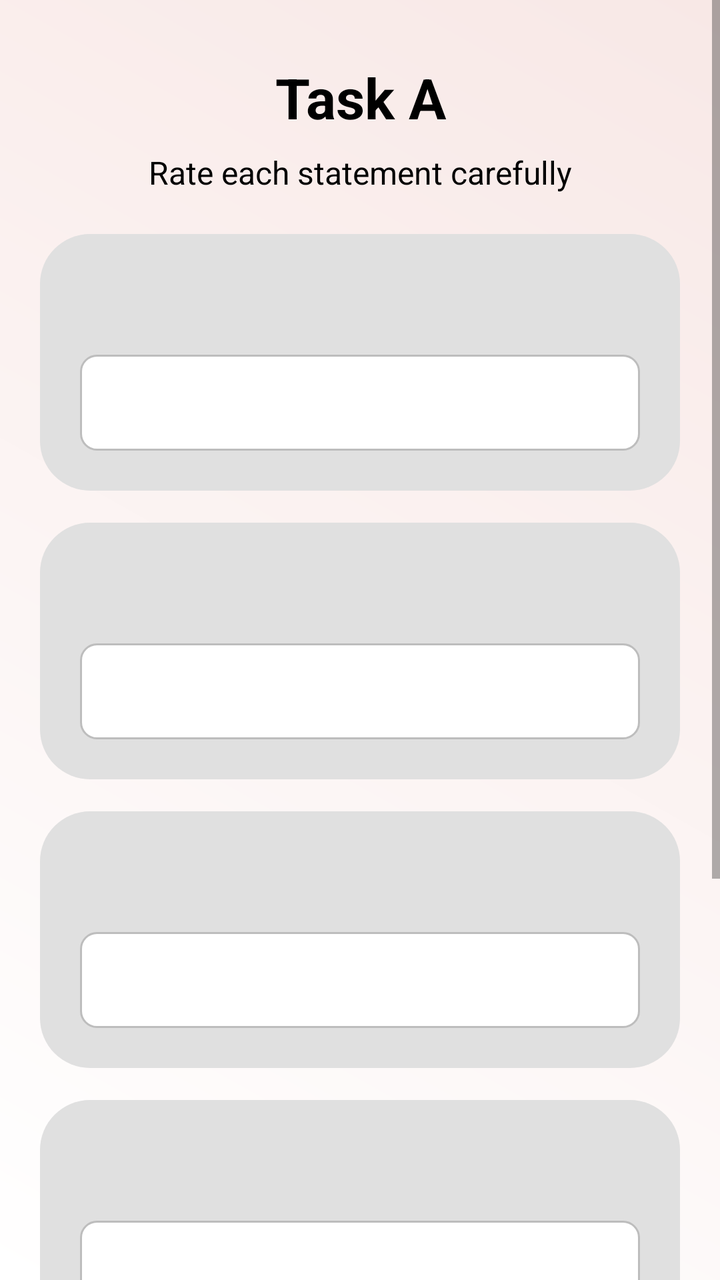
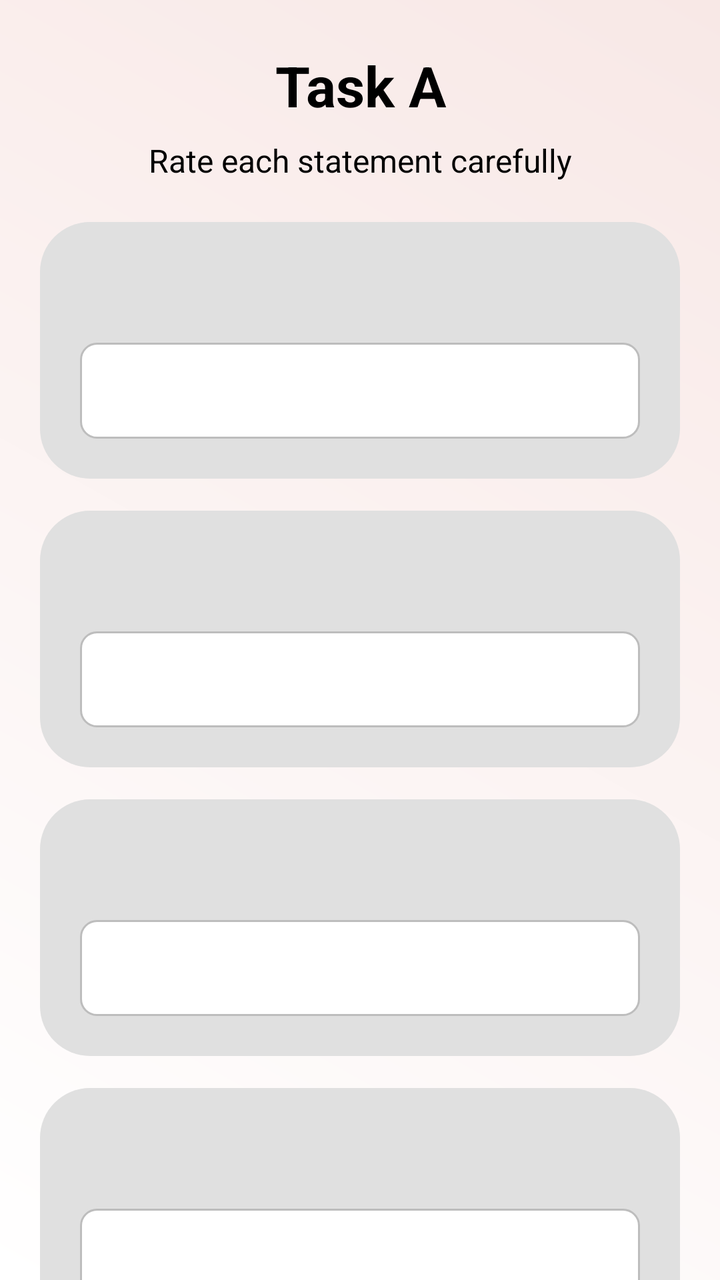

The first picture is an Android layout as it rendered before a commit; the second is the same layout after the commit. The layout source and the unified diff follow.
<!-- AndroidManifest.xml: application theme Theme.CogniSync -->
<!-- res/layout/activity_task_a.xml -->
<?xml version="1.0" encoding="utf-8"?>
<ScrollView xmlns:android="http://schemas.android.com/apk/res/android"
    android:layout_width="match_parent"
    android:layout_height="match_parent"
    android:fillViewport="true"
    android:background="@drawable/background_gradient">

    <LinearLayout
        android:layout_width="match_parent"
        android:layout_height="wrap_content"
        android:orientation="vertical"
        android:padding="20dp">

        
        <TextView
            android:id="@+id/tvTitle"
            android:layout_width="match_parent"
            android:layout_height="wrap_content"
            android:text="Task A"
            android:textColor="#000000"
            android:textSize="28sp"
            android:textStyle="bold"
            android:gravity="center"
            android:layout_marginTop="10dp" />

        <TextView
            android:id="@+id/tvSubtitle"
            android:layout_width="match_parent"
            android:layout_height="wrap_content"
            android:text="Rate each statement carefully"
            android:textSize="16sp"
            android:textColor="#000000"
            android:gravity="center"
            android:layout_marginTop="8dp" />

        
        <LinearLayout
            android:layout_width="match_parent"
            android:layout_height="wrap_content"
            android:layout_marginTop="20dp"
            android:orientation="vertical"
            android:padding="20dp"
            android:background="@drawable/rounded_grey_bg">

            <TextView
                android:id="@+id/q1"
                android:layout_width="match_parent"
                android:layout_height="wrap_content"
                android:textSize="18sp"
                android:textStyle="bold"
                android:textColor="#000000"
                android:gravity="center" />

            <Spinner
                android:id="@+id/s1"
                android:layout_width="match_parent"
                android:layout_height="48dp"
                android:layout_marginTop="16dp"
                android:background="@drawable/edittext_bg"
                android:paddingStart="12dp"
                android:paddingEnd="12dp"
                android:spinnerMode="dropdown"
                android:popupBackground="@drawable/rounded_white_bg" />
        </LinearLayout>

        
        <LinearLayout
            android:layout_width="match_parent"
            android:layout_height="wrap_content"
            android:layout_marginTop="16dp"
            android:orientation="vertical"
            android:padding="20dp"
            android:background="@drawable/rounded_grey_bg">

            <TextView
                android:id="@+id/q2"
                android:layout_width="match_parent"
                android:layout_height="wrap_content"
                android:textSize="18sp"
                android:textStyle="bold"
                android:textColor="#000000"
                android:gravity="center" />

            <Spinner
                android:id="@+id/s2"
                android:layout_width="match_parent"
                android:layout_height="48dp"
                android:layout_marginTop="16dp"
                android:background="@drawable/edittext_bg"
                android:paddingStart="12dp"
                android:paddingEnd="12dp"
                android:spinnerMode="dropdown"
                android:popupBackground="@drawable/rounded_white_bg" />
        </LinearLayout>

        
        <LinearLayout
            android:layout_width="match_parent"
            android:layout_height="wrap_content"
            android:layout_marginTop="16dp"
            android:orientation="vertical"
            android:padding="20dp"
            android:background="@drawable/rounded_grey_bg">

            <TextView
                android:id="@+id/q3"
                android:layout_width="match_parent"
                android:layout_height="wrap_content"
                android:textSize="18sp"
                android:textStyle="bold"
                android:textColor="#000000"
                android:gravity="center" />

            <Spinner
                android:id="@+id/s3"
                android:layout_width="match_parent"
                android:layout_height="48dp"
                android:layout_marginTop="16dp"
                android:background="@drawable/edittext_bg"
                android:paddingStart="12dp"
                android:paddingEnd="12dp"
                android:spinnerMode="dropdown"
                android:popupBackground="@drawable/rounded_white_bg" />
        </LinearLayout>

        
        <LinearLayout
            android:layout_width="match_parent"
            android:layout_height="wrap_content"
            android:layout_marginTop="16dp"
            android:orientation="vertical"
            android:padding="20dp"
            android:background="@drawable/rounded_grey_bg">

            <TextView
                android:id="@+id/q4"
                android:layout_width="match_parent"
                android:layout_height="wrap_content"
                android:textSize="18sp"
                android:textStyle="bold"
                android:textColor="#000000"
                android:gravity="center" />

            <Spinner
                android:id="@+id/s4"
                android:layout_width="match_parent"
                android:layout_height="48dp"
                android:layout_marginTop="16dp"
                android:background="@drawable/edittext_bg"
                android:paddingStart="12dp"
                android:paddingEnd="12dp"
                android:spinnerMode="dropdown"
                android:popupBackground="@drawable/rounded_white_bg" />
        </LinearLayout>

        
        <LinearLayout
            android:layout_width="match_parent"
            android:layout_height="wrap_content"
            android:layout_marginTop="16dp"
            android:orientation="vertical"
            android:padding="20dp"
            android:background="@drawable/rounded_grey_bg">

            <TextView
                android:id="@+id/q5"
                android:layout_width="match_parent"
                android:layout_height="wrap_content"
                android:textSize="18sp"
                android:textStyle="bold"
                android:textColor="#000000"
                android:gravity="center" />

            <Spinner
                android:id="@+id/s5"
                android:layout_width="match_parent"
                android:layout_height="48dp"
                android:layout_marginTop="16dp"
                android:background="@drawable/edittext_bg"
                android:paddingStart="12dp"
                android:paddingEnd="12dp"
                android:spinnerMode="dropdown"
                android:popupBackground="@drawable/rounded_white_bg" />
        </LinearLayout>

        
        <androidx.appcompat.widget.AppCompatButton
            android:id="@+id/btnNext"
            android:layout_width="match_parent"
            android:layout_height="60dp"
            android:layout_marginTop="30dp"
            android:text="NEXT"
            android:textColor="#000000"
            android:textStyle="bold"
            android:textSize="20sp"
            android:background="@drawable/btn_bg" />

    </LinearLayout>
</ScrollView>
<!-- resources referenced by this layout -->
<resources>
  <!-- drawable background_gradient (drawable) -->
  <?xml version="1.0" encoding="utf-8"?>
  <shape xmlns:android="http://schemas.android.com/apk/res/android">
      <gradient
          android:angle="45"
          android:startColor="#Ffffff"
          android:endColor="#F8E8E6"
          android:type="linear" />
  </shape>
  <!-- drawable btn_bg (drawable) -->
  <shape xmlns:android="http://schemas.android.com/apk/res/android"
      android:shape="rectangle">
      <solid android:color="#B9BDBF"/>
      <corners android:radius="35dp"/>
  </shape>
  <!-- drawable edittext_bg (drawable) -->
  <?xml version="1.0" encoding="utf-8"?>
  <selector xmlns:android="http://schemas.android.com/apk/res/android">
  
      
      <item android:state_pressed="true">
          <shape android:shape="rectangle">
              <solid android:color="#FFFFFF"/>
              <corners android:radius="8dp"/>
              <stroke android:width="2dp" android:color="#8AB4F8"/>
              <padding
                  android:left="12dp"
                  android:top="12dp"
                  android:right="12dp"
                  android:bottom="12dp"/>
          </shape>
      </item>
  
      
      <item android:state_focused="true">
          <shape android:shape="rectangle">
              <solid android:color="#FFFFFF"/>
              <corners android:radius="8dp"/>
              <stroke android:width="2dp" android:color="#8AB4F8"/>
              <padding
                  android:left="12dp"
                  android:top="12dp"
                  android:right="12dp"
                  android:bottom="12dp"/>
          </shape>
      </item>
  
      
      <item>
          <shape android:shape="rectangle">
              <solid android:color="#FFFFFF"/>
              <corners android:radius="8dp"/>
              <stroke android:width="1dp" android:color="#BDBDBD"/>
              <padding
                  android:left="12dp"
                  android:top="12dp"
                  android:right="12dp"
                  android:bottom="12dp"/>
          </shape>
      </item>
  
  </selector>
  <!-- drawable rounded_grey_bg (drawable) -->
  <?xml version="1.0" encoding="utf-8"?>
  <shape xmlns:android="http://schemas.android.com/apk/res/android"
      android:shape="rectangle">
  
      
      <solid android:color="#E0E0E0" />
  
      
      <corners android:radius="25dp" />
  
  </shape>
  <!-- drawable rounded_white_bg (drawable) -->
  <?xml version="1.0" encoding="utf-8"?>
  <selector xmlns:android="http://schemas.android.com/apk/res/android">
  
  </selector>
  <style name="Theme.CogniSync" parent="Theme.MaterialComponents.DayNight.NoActionBar">
  
  
  
          
          <item name="android:statusBarColor">@android:color/white</item>
          <item name="android:windowLightStatusBar">true</item>
  
      </style>
</resources>

<!-- the commit's change to res/layout/activity_task_a.xml (unified diff, before → after) -->
@@ -1,15 +1,22 @@
 <?xml version="1.0" encoding="utf-8"?>
-<ScrollView xmlns:android="http://schemas.android.com/apk/res/android"
+<androidx.core.widget.NestedScrollView xmlns:android="http://schemas.android.com/apk/res/android"
+    android:id="@+id/rootScroll"
     android:layout_width="match_parent"
     android:layout_height="match_parent"
     android:fillViewport="true"
+    android:fitsSystemWindows="true"
+    android:clipToPadding="false"
     android:background="@drawable/background_gradient">
 
     <LinearLayout
+        android:id="@+id/container"
         android:layout_width="match_parent"
         android:layout_height="wrap_content"
         android:orientation="vertical"
-        android:padding="20dp">
+        android:paddingStart="20dp"
+        android:paddingEnd="20dp"
+        android:paddingTop="24dp"
+        android:paddingBottom="24dp">
 
         
         <TextView
@@ -20,8 +27,7 @@
             android:textColor="#000000"
             android:textSize="28sp"
             android:textStyle="bold"
-            android:gravity="center"
-            android:layout_marginTop="10dp" />
+            android:gravity="center" />
 
         <TextView
             android:id="@+id/tvSubtitle"
@@ -59,8 +65,7 @@
                 android:background="@drawable/edittext_bg"
                 android:paddingStart="12dp"
                 android:paddingEnd="12dp"
-                android:spinnerMode="dropdown"
-                android:popupBackground="@drawable/rounded_white_bg" />
+                android:spinnerMode="dropdown" />
         </LinearLayout>
 
         
@@ -89,8 +94,7 @@
                 android:background="@drawable/edittext_bg"
                 android:paddingStart="12dp"
                 android:paddingEnd="12dp"
-                android:spinnerMode="dropdown"
-                android:popupBackground="@drawable/rounded_white_bg" />
+                android:spinnerMode="dropdown" />
         </LinearLayout>
 
         
@@ -119,8 +123,7 @@
                 android:background="@drawable/edittext_bg"
                 android:paddingStart="12dp"
                 android:paddingEnd="12dp"
-                android:spinnerMode="dropdown"
-                android:popupBackground="@drawable/rounded_white_bg" />
+                android:spinnerMode="dropdown" />
         </LinearLayout>
 
         
@@ -149,8 +152,7 @@
                 android:background="@drawable/edittext_bg"
                 android:paddingStart="12dp"
                 android:paddingEnd="12dp"
-                android:spinnerMode="dropdown"
-                android:popupBackground="@drawable/rounded_white_bg" />
+                android:spinnerMode="dropdown" />
         </LinearLayout>
 
         
@@ -179,8 +181,7 @@
                 android:background="@drawable/edittext_bg"
                 android:paddingStart="12dp"
                 android:paddingEnd="12dp"
-                android:spinnerMode="dropdown"
-                android:popupBackground="@drawable/rounded_white_bg" />
+                android:spinnerMode="dropdown" />
         </LinearLayout>
 
         
@@ -195,5 +196,10 @@
             android:textSize="20sp"
             android:background="@drawable/btn_bg" />
 
+        
+        <View
+            android:layout_width="match_parent"
+            android:layout_height="32dp" />
+
     </LinearLayout>
-</ScrollView>
+</androidx.core.widget.NestedScrollView>
<!-- resource entries referenced after the edit -->
@@ -74,11 +74,6 @@
       <corners android:radius="25dp" />
   
   </shape>
-  <!-- drawable rounded_white_bg (drawable) -->
-  <?xml version="1.0" encoding="utf-8"?>
-  <selector xmlns:android="http://schemas.android.com/apk/res/android">
-  
-  </selector>
   <style name="Theme.CogniSync" parent="Theme.MaterialComponents.DayNight.NoActionBar">
   
   
